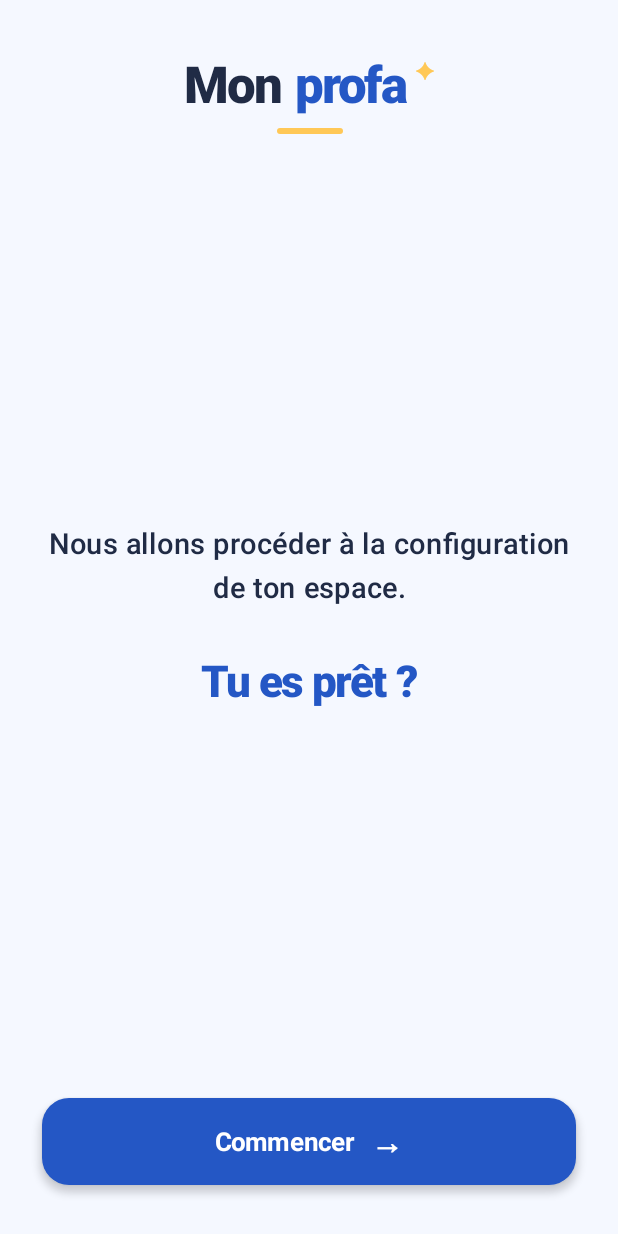
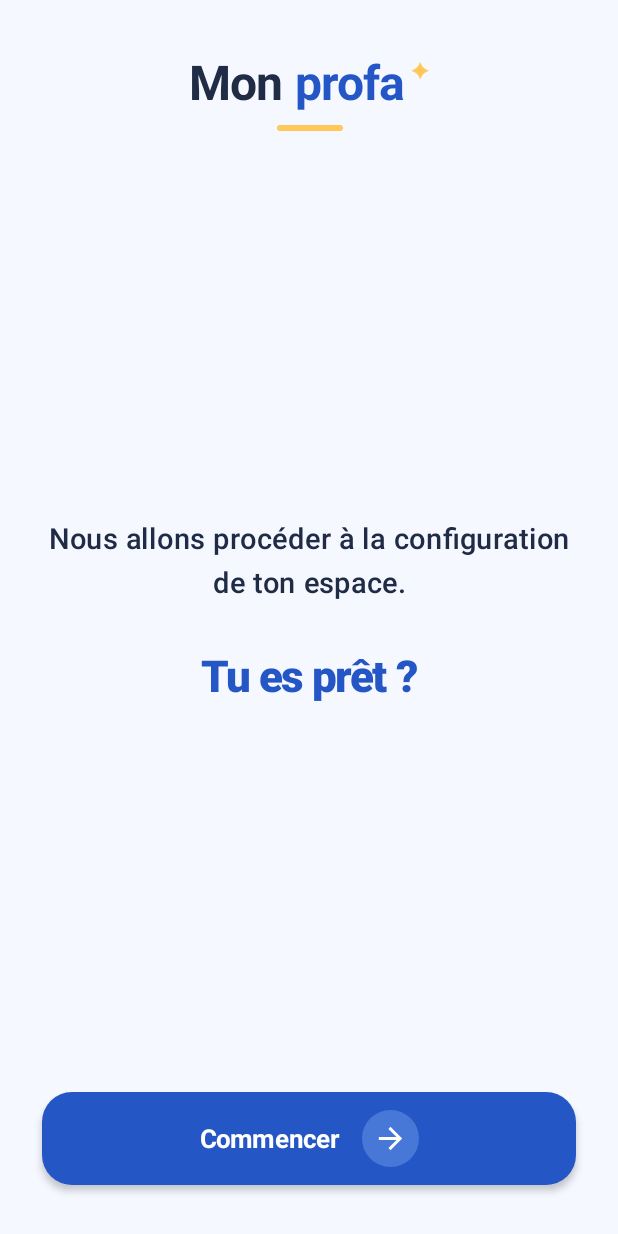
Before and after one commit to Benie-j/mon-profa, an Android app built with Jetpack Compose: the screen it shows after launch (MainActivity), on a phone screen of 412 x 824 dp. Run offline under Robolectric (Android 15) with nearby library versions, the light colour scheme and no system bars.

Commit message:
Affiner le logo et le bouton de bienvenue

```diff
--- a/app/src/main/java/ci/monprofa/app/MainActivity.kt
+++ b/app/src/main/java/ci/monprofa/app/MainActivity.kt
@@ -14,9 +14,13 @@ import androidx.compose.foundation.layout.fillMaxWidth
 import androidx.compose.foundation.layout.height
 import androidx.compose.foundation.layout.padding
 import androidx.compose.foundation.layout.width
+import androidx.compose.foundation.shape.CircleShape
 import androidx.compose.foundation.shape.RoundedCornerShape
+import androidx.compose.material.icons.Icons
+import androidx.compose.material.icons.automirrored.filled.ArrowForward
 import androidx.compose.material3.Button
 import androidx.compose.material3.ButtonDefaults
+import androidx.compose.material3.Icon
 import androidx.compose.material3.MaterialTheme
 import androidx.compose.material3.Surface
 import androidx.compose.material3.Text
@@ -69,8 +73,7 @@ private fun WelcomeScreen() {
             horizontalAlignment = Alignment.CenterHorizontally,
             verticalArrangement = Arrangement.SpaceBetween
         ) {
-
-            // Logo typographique
+            // Logo
             Column(
                 horizontalAlignment = Alignment.CenterHorizontally
             ) {
@@ -79,9 +82,9 @@ private fun WelcomeScreen() {
                 ) {
                     Text(
                         text = "Mon",
-                        fontSize = 34.sp,
-                        fontWeight = FontWeight.ExtraBold,
-                        letterSpacing = (-1.5).sp,
+                        fontSize = 32.sp,
+                        fontWeight = FontWeight.Bold,
+                        letterSpacing = (-0.7).sp,
                         color = Texte
                     )
 
@@ -89,19 +92,19 @@ private fun WelcomeScreen() {
 
                     Text(
                         text = "profa",
-                        fontSize = 34.sp,
-                        fontWeight = FontWeight.ExtraBold,
-                        letterSpacing = (-1.5).sp,
+                        fontSize = 32.sp,
+                        fontWeight = FontWeight.Bold,
+                        letterSpacing = (-0.7).sp,
                         color = Bleu
                     )
 
                     Text(
                         text = "✦",
-                        fontSize = 15.sp,
+                        fontSize = 14.sp,
                         color = Jaune,
                         modifier = Modifier.padding(
                             start = 3.dp,
-                            bottom = 22.dp
+                            bottom = 20.dp
                         )
                     )
                 }
@@ -145,13 +148,13 @@ private fun WelcomeScreen() {
                 )
             }
 
-            // Bouton principal
+            // Bouton Commencer
             Button(
                 onClick = { },
                 modifier = Modifier
                     .fillMaxWidth()
-                    .height(58.dp),
-                shape = RoundedCornerShape(18.dp),
+                    .height(62.dp),
+                shape = RoundedCornerShape(20.dp),
                 colors = ButtonDefaults.buttonColors(
                     containerColor = Bleu,
                     contentColor = Color.White
@@ -167,13 +170,25 @@ private fun WelcomeScreen() {
                     fontWeight = FontWeight.Bold
                 )
 
-                Spacer(modifier = Modifier.width(10.dp))
+                Spacer(modifier = Modifier.width(14.dp))
 
-                Text(
-                    text = "→",
-                    fontSize = 21.sp,
-                    fontWeight = FontWeight.Bold
-                )
+                Box(
+                    modifier = Modifier
+                        .width(38.dp)
+                        .height(38.dp)
+                        .background(
+                            color = Color(0xFF4778D8),
+                            shape = CircleShape
+                        ),
+                    contentAlignment = Alignment.Center
+                ) {
+                    Icon(
+                        imageVector = Icons.AutoMirrored.Filled.ArrowForward,
+                        contentDescription = "Continuer",
+                        tint = Color.White,
+                        modifier = Modifier.width(23.dp)
+                    )
+                }
             }
         }
     }
```
